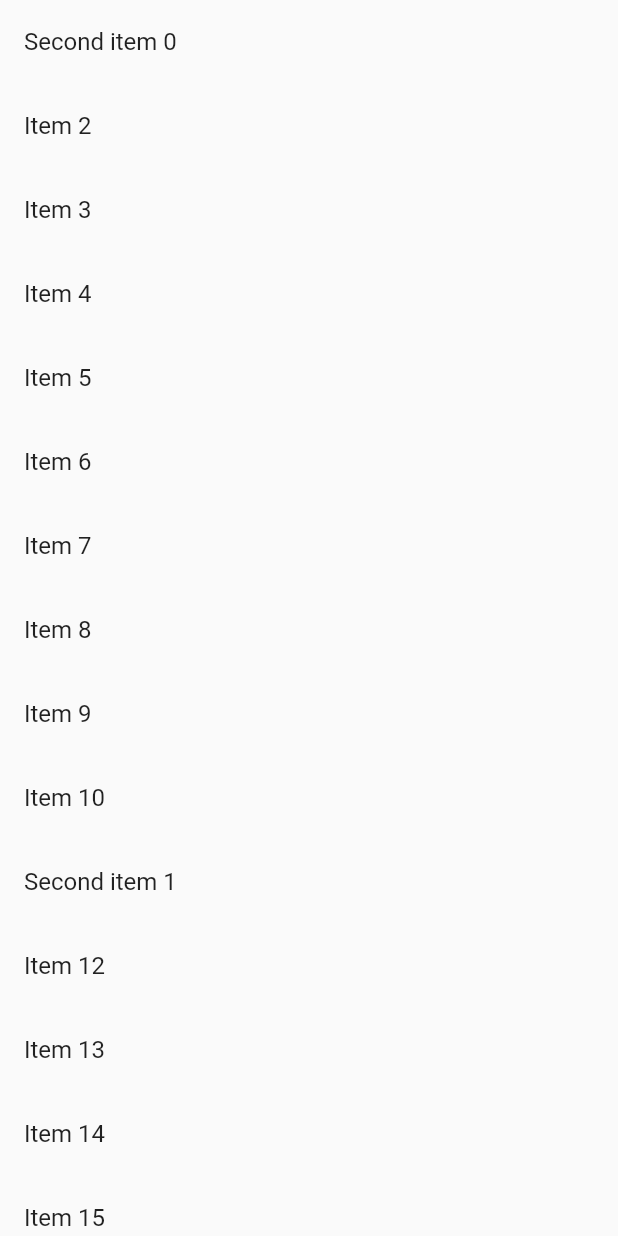
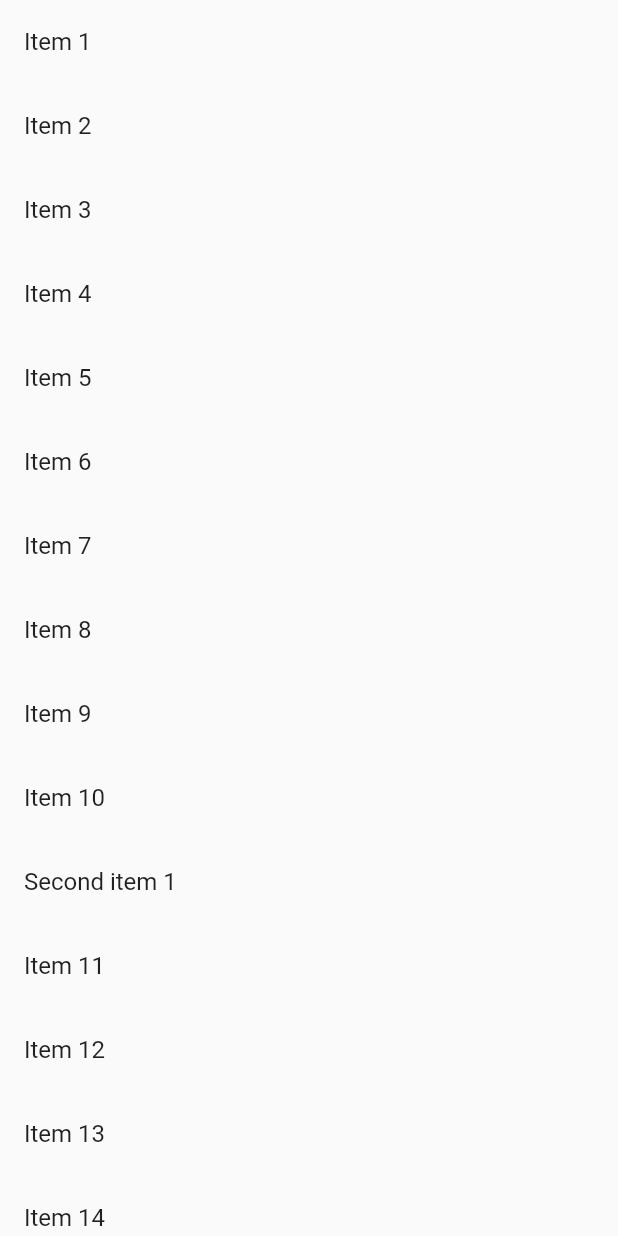
Before and after one commit to Amarjeetjeet/Shigoto_mobile, a Flutter app: the screen it shows after launch, on a phone screen of 412 x 824 dp. Run offline on Flutter 3.47's test engine with Material 2 defaults, Android fonts, the phone set to English and light mode, and no system bars; our stand-ins replace bloc, dotted_border, flutter_bloc; Roboto replaces fonts that are missing (DM Sans , Source Sans Pro).

Commit message:
"Creating custom list with multiple list"

```diff
--- a/lib/presentation/customStag.dart
+++ b/lib/presentation/customStag.dart
@@ -10,30 +10,31 @@ class CustomStag extends StatefulWidget {
 }
 
 class _CustomStagState extends State<CustomStag> {
-
   List<String> firstList = List.generate(100, (index) => 'Item ${index + 1}');
 
-  List<String> secondList = List.generate(8, (index) => 'Second item ${index}');
+  List<String> secondList = List.generate(10, (index) => 'Second item ${index}');
 
   @override
   Widget build(BuildContext context) {
     return Scaffold(
-      body: ListView.builder(
-        itemCount: firstList.length,
-        itemBuilder: (BuildContext context, int index) {
-          if ((index) % 10 == 0) { // Check if the index is a multiple of 10
-            int secondListIndex = ((index + 1) ~/ 10) % secondList.length;
-            // Calculate the index of the item in the second list using integer division and modulo
+      body: ListView.separated(
+          itemBuilder: (c, index) {
             return ListTile(
-              title: Text(secondList[secondListIndex]), // Print the item from the second list
+              title:
+                  Text(firstList[index]), // Print the item from the first list
             );
-          } else {
-            return ListTile(
-              title: Text(firstList[index]), // Print the item from the first list
-            );
-          }
-        },
-      )
+          },
+          separatorBuilder: (c, index) {
+            if ((index + 1) % 10 == 0) {
+              int secondListIndex = ((index + 1) ~/ 10) % secondList.length;
+              return ListTile(
+                title: Text(secondList[secondListIndex]), // Print the item from the second list
+              );
+            } else {
+              return Container();
+            }
+          },
+          itemCount: firstList.length),
     );
   }
 }
```
